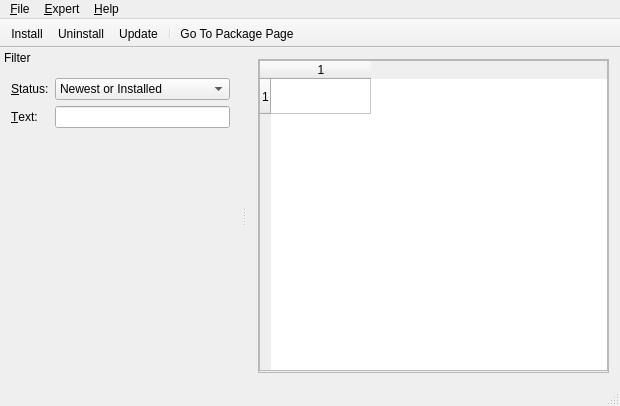
npackd/npackd, file wpmcpp/mainwindow.ui: the form before one commit.
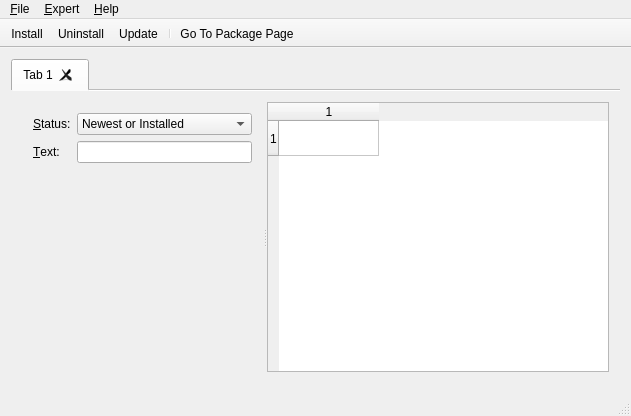
The form after the commit. Icons and pictures are not drawn.

Patch:
```diff
--- a/wpmcpp/mainwindow.ui
+++ b/wpmcpp/mainwindow.ui
@@ -6,41 +6,127 @@
    <rect>
     <x>0</x>
     <y>0</y>
-    <width>620</width>
-    <height>406</height>
+    <width>625</width>
+    <height>416</height>
    </rect>
   </property>
   <property name="windowTitle">
    <string>MainWindow</string>
   </property>
   <widget class="QWidget" name="centralWidget">
-   <layout class="QVBoxLayout" name="verticalLayout_3">
-    <item>
-     <widget class="QFrame" name="frame">
-      <property name="frameShape">
-       <enum>QFrame::StyledPanel</enum>
-      </property>
-      <property name="frameShadow">
-       <enum>QFrame::Raised</enum>
-      </property>
       <layout class="QVBoxLayout" name="verticalLayout">
-       <property name="leftMargin">
-        <number>0</number>
-       </property>
-       <property name="topMargin">
-        <number>0</number>
-       </property>
-       <property name="rightMargin">
-        <number>0</number>
-       </property>
-       <property name="bottomMargin">
-        <number>1</number>
+    <item>
+     <widget class="QTabWidget" name="tabWidget">
+      <property name="documentMode">
+       <bool>true</bool>
+      </property>
+      <property name="tabsClosable">
+       <bool>true</bool>
+      </property>
+      <property name="movable">
+       <bool>true</bool>
+      </property>
+      <widget class="QWidget" name="tab">
+       <property name="styleSheet">
+        <string notr="true"/>
        </property>
+       <attribute name="title">
+        <string>Tab 1</string>
+       </attribute>
+       <layout class="QVBoxLayout" name="verticalLayout_2">
        <item>
+         <widget class="QSplitter" name="splitter">
+          <property name="sizePolicy">
+           <sizepolicy hsizetype="Expanding" vsizetype="Expanding">
+            <horstretch>1</horstretch>
+            <verstretch>1</verstretch>
+           </sizepolicy>
+          </property>
+          <property name="minimumSize">
+           <size>
+            <width>583</width>
+            <height>0</height>
+           </size>
+          </property>
+          <property name="autoFillBackground">
+           <bool>false</bool>
+          </property>
+          <property name="orientation">
+           <enum>Qt::Horizontal</enum>
+          </property>
+          <widget class="QWidget" name="layoutWidget">
+           <layout class="QFormLayout" name="formLayout_2">
+            <item row="0" column="0">
+             <widget class="QLabel" name="label_2">
+              <property name="text">
+               <string>&amp;Status:</string>
+              </property>
+              <property name="buddy">
+               <cstring>comboBoxStatus</cstring>
+              </property>
+             </widget>
+            </item>
+            <item row="0" column="1">
+             <widget class="QComboBox" name="comboBoxStatus">
+              <property name="currentIndex">
+               <number>4</number>
+              </property>
+              <item>
+               <property name="text">
+                <string>All</string>
+               </property>
+              </item>
+              <item>
+               <property name="text">
+                <string>Not Installed</string>
+               </property>
+              </item>
+              <item>
+               <property name="text">
+                <string>Installed</string>
+               </property>
+              </item>
+              <item>
+               <property name="text">
+                <string>Installed, Update Available</string>
+               </property>
+              </item>
+              <item>
+               <property name="text">
+                <string>Newest or Installed</string>
+               </property>
+              </item>
+             </widget>
+            </item>
+            <item row="1" column="0">
+             <widget class="QLabel" name="label_3">
+              <property name="text">
+               <string>&amp;Text:</string>
+              </property>
+              <property name="buddy">
+               <cstring>lineEditText</cstring>
+              </property>
+             </widget>
+            </item>
+            <item row="1" column="1">
+             <widget class="QLineEdit" name="lineEditText">
+              <property name="toolTip">
+               <string>Enter here your search text. You can enter multiple words if a package should contain all of them. The search is case insensitive. No special characters are filtered out.</string>
+              </property>
+             </widget>
+            </item>
+           </layout>
+          </widget>
         <widget class="QTableWidget" name="tableWidget">
          <property name="enabled">
           <bool>true</bool>
          </property>
+           <property name="sizePolicy">
+            <sizepolicy hsizetype="Expanding" vsizetype="Expanding">
+             <horstretch>1</horstretch>
+             <verstretch>0</verstretch>
+            </sizepolicy>
+           </property>
          <property name="mouseTracking">
           <bool>true</bool>
          </property>
@@ -71,8 +157,10 @@
          <row/>
          <column/>
         </widget>
-       </item>
-      </layout>
+         </widget>
+        </item>
+       </layout>
+      </widget>
      </widget>
     </item>
    </layout>
@@ -82,7 +170,7 @@
     <rect>
      <x>0</x>
      <y>0</y>
-     <width>620</width>
+     <width>625</width>
      <height>21</height>
     </rect>
    </property>
@@ -143,89 +231,6 @@
    <addaction name="actionGotoPackageURL"/>
   </widget>
   <widget class="QStatusBar" name="statusBar"/>
-  <widget class="QDockWidget" name="dockWidget">
-   <property name="floating">
-    <bool>false</bool>
-   </property>
-   <property name="features">
-    <set>QDockWidget::NoDockWidgetFeatures</set>
-   </property>
-   <property name="allowedAreas">
-    <set>Qt::AllDockWidgetAreas</set>
-   </property>
-   <property name="windowTitle">
-    <string>Filter</string>
-   </property>
-   <attribute name="dockWidgetArea">
-    <number>1</number>
-   </attribute>
-   <widget class="QWidget" name="dockWidgetContents">
-    <layout class="QFormLayout" name="formLayout">
-     <property name="fieldGrowthPolicy">
-      <enum>QFormLayout::AllNonFixedFieldsGrow</enum>
-     </property>
-     <item row="0" column="0">
-      <widget class="QLabel" name="label_2">
-       <property name="text">
-        <string>&amp;Status:</string>
-       </property>
-       <property name="buddy">
-        <cstring>comboBoxStatus</cstring>
-       </property>
-      </widget>
-     </item>
-     <item row="0" column="1">
-      <widget class="QComboBox" name="comboBoxStatus">
-       <property name="currentIndex">
-        <number>4</number>
-       </property>
-       <item>
-        <property name="text">
-         <string>All</string>
-        </property>
-       </item>
-       <item>
-        <property name="text">
-         <string>Not Installed</string>
-        </property>
-       </item>
-       <item>
-        <property name="text">
-         <string>Installed</string>
-        </property>
-       </item>
-       <item>
-        <property name="text">
-         <string>Installed, Update Available</string>
-        </property>
-       </item>
-       <item>
-        <property name="text">
-         <string>Newest or Installed</string>
-        </property>
-       </item>
-      </widget>
-     </item>
-     <item row="1" column="0">
-      <widget class="QLabel" name="label_3">
-       <property name="text">
-        <string>&amp;Text:</string>
-       </property>
-       <property name="buddy">
-        <cstring>lineEditText</cstring>
-       </property>
-      </widget>
-     </item>
-     <item row="1" column="1">
-      <widget class="QLineEdit" name="lineEditText">
-       <property name="toolTip">
-        <string>Enter here your search text. You can enter multiple words if a package should contain all of them. The search is case insensitive. No special characters are filtered out.</string>
-       </property>
-      </widget>
-     </item>
-    </layout>
-   </widget>
-  </widget>
   <action name="actionExit">
    <property name="text">
     <string>&amp;Exit</string>
```
Lines whose indentation alone changed are shown as unchanged.
